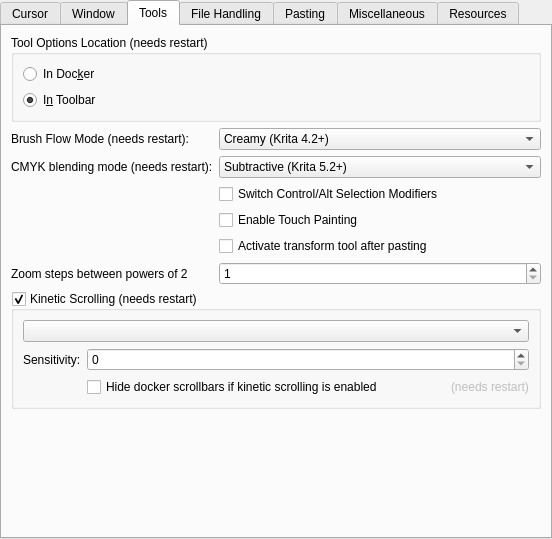
Above: libs/ui/forms/wdggeneralsettings.ui from KDE/krita before the change. Below: the same form after it.
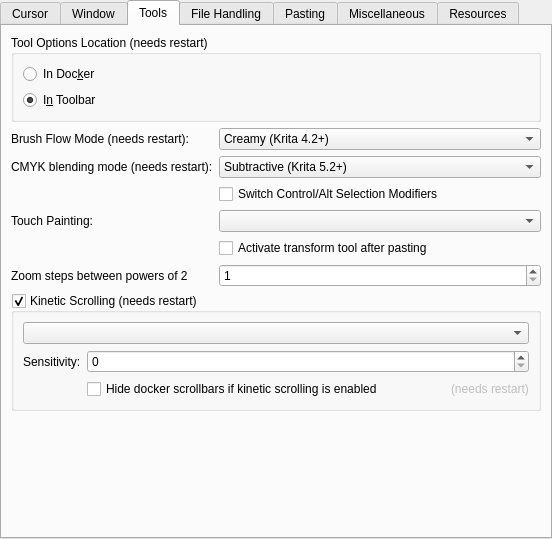
That is the form after the change. The open tabs and pages were chosen to show the change. Custom widgets are drawn as their Qt base class.

Commit message: Automatically detect touch painting

What changed in the file:
```diff
--- a/libs/ui/forms/wdggeneralsettings.ui
+++ b/libs/ui/forms/wdggeneralsettings.ui
@@ -704,10 +704,10 @@
          </property>
         </widget>
        </item>
-       <item row="4" column="1">
-        <widget class="QCheckBox" name="chkEnableTouch">
+       <item row="4" column="0">
+        <widget class="QLabel" name="lblTouchPainting">
          <property name="text">
-          <string>Enable Touch Painting</string>
+          <string>Touch Painting:</string>
          </property>
         </widget>
        </item>
@@ -848,6 +848,9 @@
          </property>
         </widget>
        </item>
+       <item row="4" column="1">
+        <widget class="QComboBox" name="cmbTouchPainting"/>
+       </item>
       </layout>
      </widget>
      <widget class="QWidget" name="tab_2">
```
The commit also changes 5 other files.
